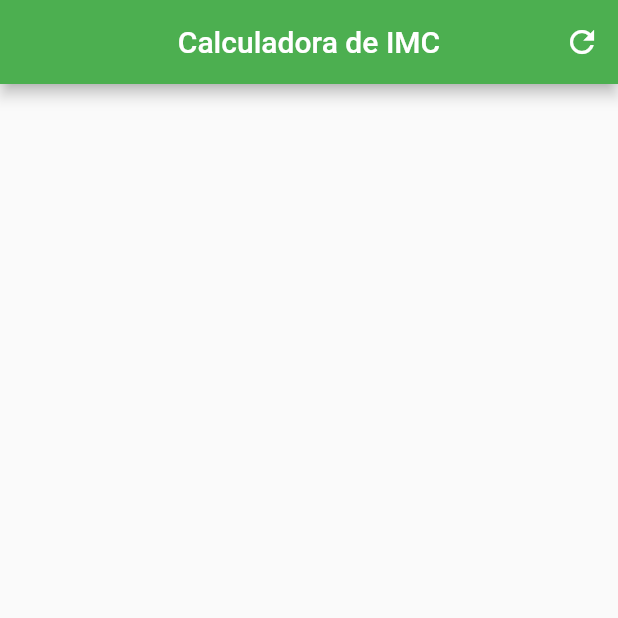
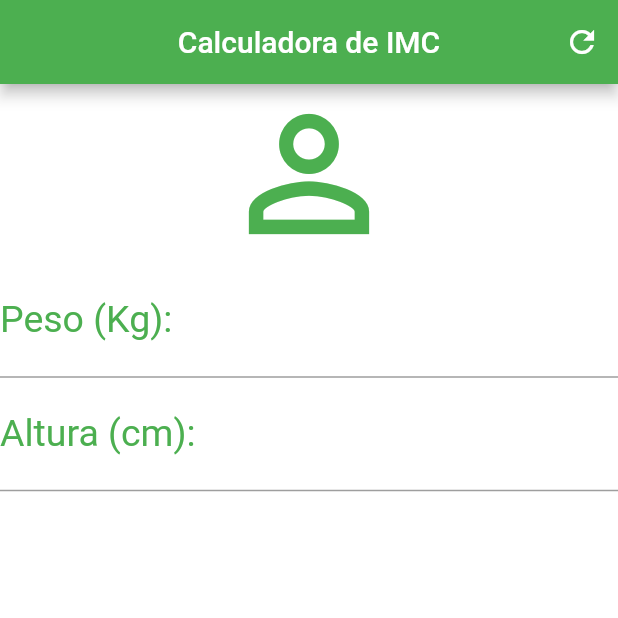
Before and after one commit to zamuelfernandes/calculadora_de_imc, a Flutter app: the screen it shows after launch, on a phone screen of 412 x 824 dp, the top half of it. Run offline on Flutter 3.47's test engine with Material 2 defaults, Android fonts, the phone set to English and light mode, and no system bars.

Commit message:
TextField e Decoration

```diff
--- a/lib/main.dart
+++ b/lib/main.dart
@@ -23,6 +23,35 @@
         backgroundColor: Colors.green,
         actions: [IconButton(onPressed: () {}, icon: Icon(Icons.refresh))],
       ),
+      backgroundColor: Colors.white,
+      body: Column(
+        crossAxisAlignment: CrossAxisAlignment.stretch,
+        children: [
+          Icon(
+            Icons.person_outline,
+            size: 120.0,
+            color: Colors.green,
+          ),
+          TextField(
+            keyboardType: TextInputType.number,
+            decoration: InputDecoration(
+              labelText: "Peso (Kg):",
+              labelStyle: TextStyle(color: Colors.green),
+            ),
+            textAlign: TextAlign.center,
+            style: TextStyle(color: Colors.green, fontSize: 25.0),
+          ),
+          TextField(
+            keyboardType: TextInputType.number,
+            decoration: InputDecoration(
+              labelText: "Altura (cm):",
+              labelStyle: TextStyle(color: Colors.green),
+            ),
+            textAlign: TextAlign.center,
+            style: TextStyle(color: Colors.green, fontSize: 25.0),
+          ),
+        ],
+      ),
     );
   }
 }
```
